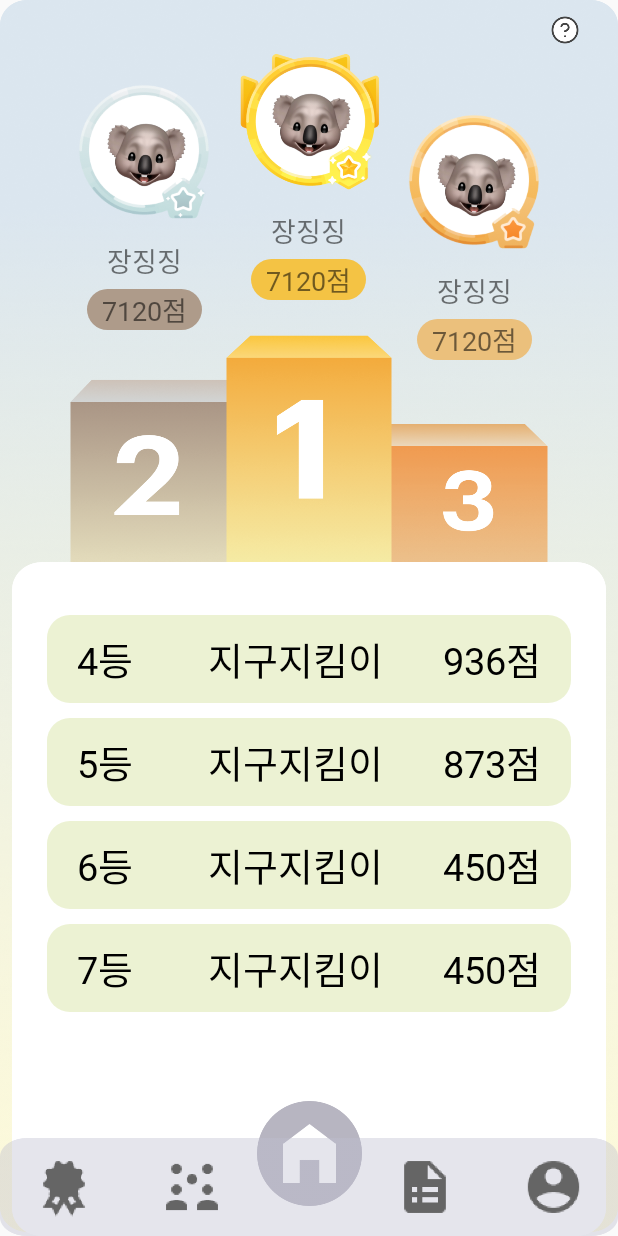
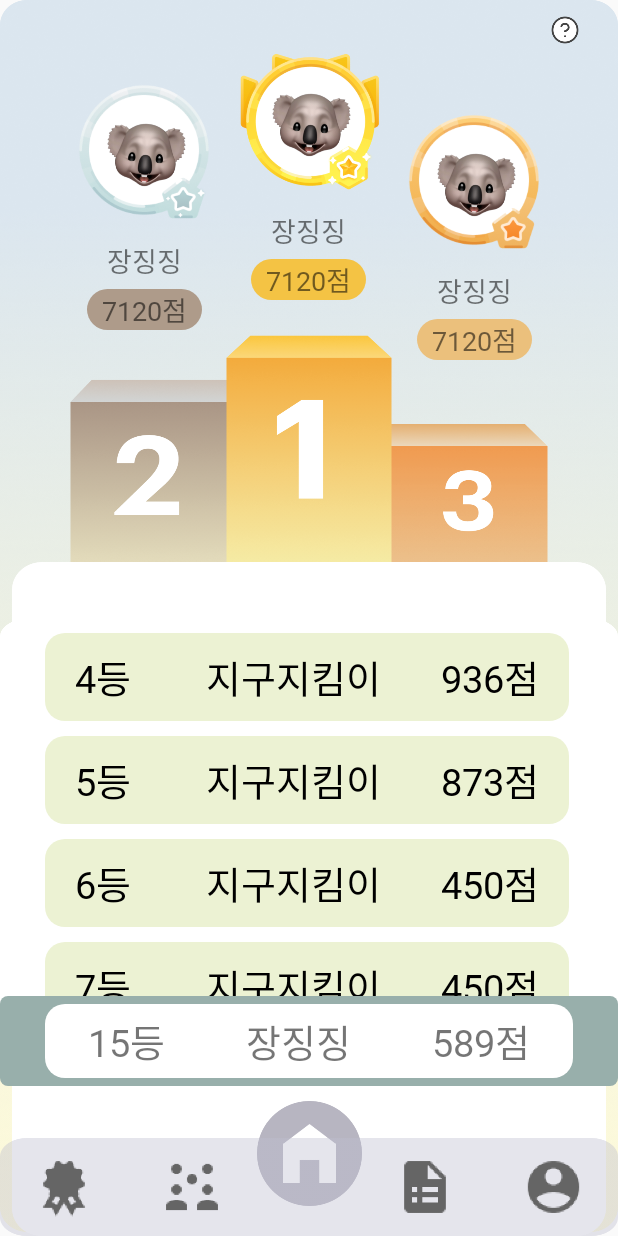
Before and after one commit to Plog-A2B2/Plog-App, an Android app: the RankActivity screen opened directly, with no data from a screen before it, on a phone screen of 412 x 824 dp. Run offline under Robolectric (Android 15) with nearby library versions, the phone set to English and light mode, and no system bars.

Commit message:
0729 랭킹 내 스코어 추가

```diff
--- a/app/src/main/java/com/a2b2/plog/RankActivity.java
+++ b/app/src/main/java/com/a2b2/plog/RankActivity.java
@@ -33,7 +33,7 @@ public class RankActivity extends AppCompatActivity {
 
     private ImageView community, home, mission, mypage,
             rank_first_frame, rank_sec_frame, rank_third_frame, first_userimg,sec_userimg,third_userimg, helpBtn;
-    private TextView first_username,sec_username,third_username,first_score,sec_score,third_score, helpTxt;
+    private TextView first_username,sec_username,third_username,first_score,sec_score,third_score, helpTxt, myrankTxt;
     private ConstraintLayout background;
 
     @Override
@@ -63,11 +63,16 @@ public class RankActivity extends AppCompatActivity {
         rank_first_frame.bringToFront();
         rank_sec_frame.bringToFront();
         rank_third_frame.bringToFront();
+        myrankTxt = findViewById(R.id.myrankTxt);
 
         rankList = new ArrayList<>();
         rankList.add(new RankItem(4, "지구지킴이",936));
         rankList.add(new RankItem(5, "지구지킴이",873));
         rankList.add(new RankItem(6, "지구지킴이",450));
+        rankList.add(new RankItem(7, "지구지킴이",450));
+        rankList.add(new RankItem(7, "지구지킴이",450));
+        rankList.add(new RankItem(7, "지구지킴이",450));
+        rankList.add(new RankItem(7, "지구지킴이",450));
         rankList.add(new RankItem(7, "지구지킴이",450));
 
         rankRecyclerView = findViewById(R.id.rankRecyclerView);
--- /dev/null
+++ b/app/src/main/res/drawable/rounded_deepgreen_square.xml
@@ -0,0 +1,7 @@
+<!-- rounded_stroke_square.xml -->
+<shape xmlns:android="http://schemas.android.com/apk/res/android"
+    android:shape="rectangle">
+
+    <solid android:color="#98AFAB" />
+    <corners android:radius="5dp" /> <!-- 모서리의 반지름을 조절하여 둥근 모서리 생성 -->
+</shape>
--- a/app/src/main/res/drawable/rounded_green_square.xml
+++ b/app/src/main/res/drawable/rounded_green_square.xml
@@ -1,7 +1,6 @@
-<!-- rounded_stroke_square.xml -->
+<!-- rounded_filled_square.xml -->
 <shape xmlns:android="http://schemas.android.com/apk/res/android"
     android:shape="rectangle">
-
-    <solid android:color="#ECF2D3" />
-    <corners android:radius="15dp" /> <!-- 모서리의 반지름을 조절하여 둥근 모서리 생성 -->
+    <solid android:color="#ECF2D3" /> <!-- 채워진 도형의 색상 지정 -->
+    <corners android:radius="13dp" /> <!-- 모서리의 반지름을 조절하여 둥근 모서리 생성 -->
 </shape>
--- a/app/src/main/res/layout/activity_rank.xml
+++ b/app/src/main/res/layout/activity_rank.xml
@@ -69,18 +69,28 @@
 
     <androidx.recyclerview.widget.RecyclerView
         android:id="@+id/rankRecyclerView"
-        android:layout_width="wrap_content"
-        android:layout_height="wrap_content"
+        android:layout_width="match_parent"
+        android:layout_height="300dp"
         android:orientation="vertical"
+
         android:paddingLeft="30dp"
         android:paddingRight="30dp"
         android:scrollbars="horizontal"
         app:layout_constraintTop_toBottomOf="@+id/rank_first_all"
+        app:layout_constraintBottom_toTopOf="@+id/constraintLayout"
         android:layout_marginTop="200dp"
         app:layout_constraintLeft_toLeftOf="parent"
         app:layout_constraintRight_toRightOf="parent"
+        android:background="@drawable/rank_white_back"/>
 
-        />
+    <androidx.constraintlayout.widget.ConstraintLayout
+        android:id="@+id/myrank"
+        android:layout_width="match_parent"
+        android:layout_height="wrap_content"
+        app:layout_constraintBottom_toTopOf="@+id/constraintLayout">
+
+        <include layout="@layout/myrank"></include>
+    </androidx.constraintlayout.widget.ConstraintLayout>
 
     <androidx.constraintlayout.widget.ConstraintLayout
         android:id="@+id/constraintLayout"
--- /dev/null
+++ b/app/src/main/res/layout/myrank.xml
@@ -0,0 +1,29 @@
+<?xml version="1.0" encoding="utf-8"?>
+<androidx.constraintlayout.widget.ConstraintLayout
+
+    xmlns:android="http://schemas.android.com/apk/res/android"
+    xmlns:app="http://schemas.android.com/apk/res-auto"
+    android:layout_width="match_parent"
+    android:layout_height="60dp"
+    android:background="@drawable/rounded_deepgreen_square">
+
+    <TextView
+        android:id="@+id/myrankTxt"
+        android:layout_width="match_parent"
+        android:layout_height="wrap_content"
+        android:background="@drawable/rounded_white_square"
+        android:layout_marginLeft="30dp"
+        android:layout_marginRight="30dp"
+        android:gravity="center"
+        android:text="15등         장징징         589점"
+        android:padding="5dp"
+        android:textSize="25sp"
+        app:layout_constraintBottom_toBottomOf="parent"
+        app:layout_constraintEnd_toEndOf="parent"
+        app:layout_constraintStart_toStartOf="parent"
+        app:layout_constraintTop_toTopOf="parent"
+        android:fontFamily="@font/nanumbarungothic"/>
+
+
+
+</androidx.constraintlayout.widget.ConstraintLayout>
```
